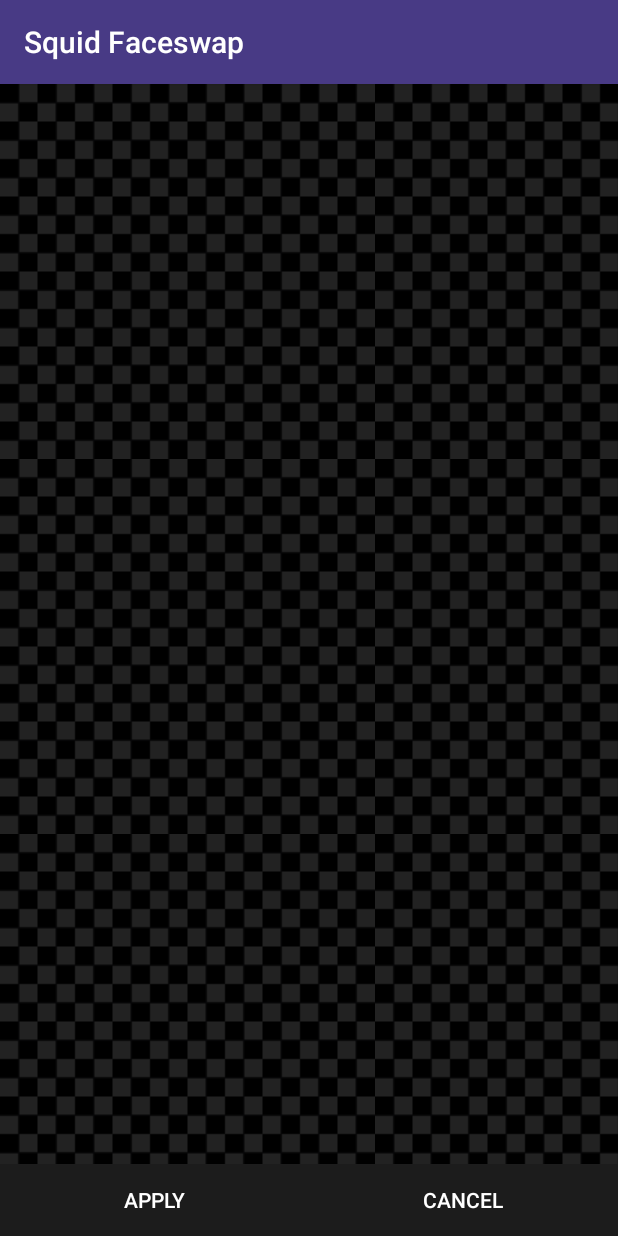
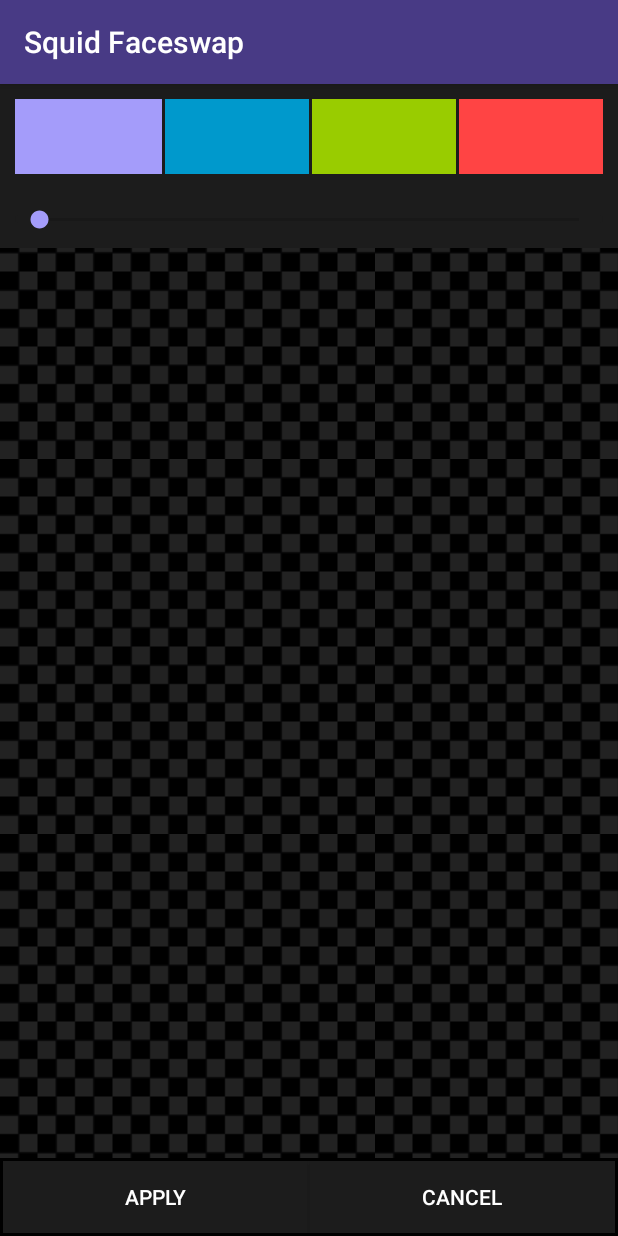
Before and after one commit to Maxx730/squidswap, an Android app: the GenericEditorActivity screen opened directly, with no data from a screen before it, on a phone screen of 412 x 824 dp. Run offline under Robolectric (Android 15) with nearby library versions, the phone set to English and light mode, and no system bars; 5 statements that could not run were skipped.

Commit message:
updating and optimizations

```diff
--- a/app/src/main/java/com/kinghorn/app/squidfaceswap/GenericEditorActivity.java
+++ b/app/src/main/java/com/kinghorn/app/squidfaceswap/GenericEditorActivity.java
@@ -1,13 +1,32 @@
 package com.kinghorn.app.squidfaceswap;
 
+import android.content.Intent;
+import android.graphics.Bitmap;
+import android.net.Uri;
 import android.os.Bundle;
 import android.support.annotation.Nullable;
 import android.support.v7.app.AppCompatActivity;
+import android.view.LayoutInflater;
+import android.view.MotionEvent;
+import android.view.View;
+import android.widget.Button;
+import android.widget.LinearLayout;
+import android.widget.RelativeLayout;
+import android.widget.SeekBar;
+import android.widget.Toast;
+
+import java.io.FileNotFoundException;
 
 //Generic activity class that will be loaded everytime a tool to
 //manipulate the image is clicked, the images that will be shown
 //are based on the tool they want to use.
 public class GenericEditorActivity extends AppCompatActivity{
+
+    private static int context;
+    private Button suc_btn,can_btn;
+    private Uri focusedUri;
+    private Bitmap focusedBitmap;
+    private SquidFileService fil;
 
     @Override
     protected void onCreate(@Nullable Bundle savedInstanceState) {
@@ -15,5 +34,115 @@ public class GenericEditorActivity extends AppCompatActivity{
 
         //Switch different layouts based on the chosen activity.
         setContentView(R.layout.generic_editor_layout);
+
+        //Init the objects we need.
+        fil = new SquidFileService(getApplicationContext());
+
+        Intent prev = getIntent();
+        //Get the context of why this activity was opened and react accordingly to the
+        //context integer.
+        context = prev.getExtras().getInt("SquidContext");
+        focusedUri = Uri.parse(prev.getExtras().getString("FocusedBitmap"));
+
+        try {
+            focusedBitmap = fil.open_first(focusedUri);
+
+            //Initialize the rest of the editor if the file that was sent has been found.
+            init_painter();
+
+            //Initialize the elements we need.
+            init_bottom_btns();
+        } catch (FileNotFoundException e) {
+            Toast.makeText(getApplicationContext(),"Error opening chosen file...",Toast.LENGTH_SHORT).show();
+
+            Intent bac = new Intent(getApplicationContext(),SquidSwapMain.class);
+            startActivity(bac);
+        }
+    }
+
+    //Initializes the bottom buttons based on the context of the editor.
+    private void init_bottom_btns(){
+        suc_btn = (Button) findViewById(R.id.editor_apply);
+        can_btn = (Button) findViewById(R.id.editor_cancel);
+
+        suc_btn.setOnClickListener(new View.OnClickListener() {
+            @Override
+            public void onClick(View view) {
+
+            }
+        });
+
+        can_btn.setOnClickListener(new View.OnClickListener() {
+            @Override
+            public void onClick(View view) {
+                Intent bac = new Intent(getApplicationContext(),SquidSwapMain.class);
+                bac.putExtra("FocusedUri",focusedUri.toString());
+                startActivity(bac);
+            }
+        });
+    }
+
+    //Initializes the painting tool within this layout.
+    private void init_painter(){
+        SquidCanvas c = new SquidCanvas(getApplicationContext(),new SquidBitmapData(getApplicationContext()));
+        final SquidPainter p = new SquidPainter(getApplicationContext());
+        LayoutInflater l = getLayoutInflater();
+        LinearLayout tools = (LinearLayout) l.inflate(R.layout.squid_paint_tools,null);
+        LinearLayout.LayoutParams par = new LinearLayout.LayoutParams(LinearLayout.LayoutParams.MATCH_PARENT,LinearLayout.LayoutParams.WRAP_CONTENT);
+        RelativeLayout r = (RelativeLayout) findViewById(R.id.canvas_layout);
+        SeekBar bar = tools.findViewById(R.id.brush_size);
+
+        tools.setLayoutParams(par);
+
+        c.set_img(focusedBitmap);
+        c.invalidate();
+
+        //Add our canvases to the layout.
+        r.addView(c);
+        r.addView(p);
+        r.addView(tools);
+
+        //Set the touch events for the paint canvas.
+        p.setOnTouchListener(new View.OnTouchListener() {
+            @Override
+            public boolean onTouch(View view, MotionEvent motionEvent) {
+                switch(motionEvent.getAction()){
+                    case MotionEvent.ACTION_DOWN:
+                        p.set_path_start(motionEvent.getX(),motionEvent.getY());
+                        break;
+                    case MotionEvent.ACTION_MOVE:
+                        p.move_path_to(motionEvent.getX(),motionEvent.getY());
+                        break;
+                    case MotionEvent.ACTION_UP:
+                        p.move_path_to(motionEvent.getX(),motionEvent.getY());
+                        p.end_path();
+                        break;
+                }
+
+                p.invalidate();
+                return true;
+            }
+        });
+
+        //Brush size events are listened to here.
+        bar.setOnSeekBarChangeListener(new SeekBar.OnSeekBarChangeListener() {
+            @Override
+            public void onProgressChanged(SeekBar seekBar, int i, boolean b) {
+                p.set_stroke_width(i);
+                p.invalidate();
+            }
+
+            @Override
+            public void onStartTrackingTouch(SeekBar seekBar) {
+                p.width_change = true;
+                p.invalidate();
+            }
+
+            @Override
+            public void onStopTrackingTouch(SeekBar seekBar) {
+                p.width_change = false;
+                p.invalidate();
+            }
+        });
     }
 }
--- a/app/src/main/java/com/kinghorn/app/squidfaceswap/SquidCanvas.java
+++ b/app/src/main/java/com/kinghorn/app/squidfaceswap/SquidCanvas.java
@@ -46,11 +46,6 @@ public class SquidCanvas extends View{
     //Selection data points.
     private int start_x,start_y,end_x,end_y;
 
-    //Constructor
-    //
-    //
-    @TargetApi(Build.VERSION_CODES.JELLY_BEAN)
-    @RequiresApi(api = Build.VERSION_CODES.JELLY_BEAN)
     public SquidCanvas(Context con, SquidBitmapData f){
         super(con);
         //Set our variables.
--- a/app/src/main/java/com/kinghorn/app/squidfaceswap/SquidEditorUi.java
+++ b/app/src/main/java/com/kinghorn/app/squidfaceswap/SquidEditorUi.java
@@ -224,10 +224,10 @@ public class SquidEditorUi {
             public void onClick(View view) {
                 if(eraser){
                     eraser_toggle.setBackgroundColor(ContextCompat.getColor(c,R.color.black_back));
-                    pain.set_erase(false);
+
                 }else{
                     eraser_toggle.setBackgroundColor(ContextCompat.getColor(c,R.color.colorPrimary));
-                    pain.set_erase(true);
+
                 }
             }
         });
--- a/app/src/main/res/layout/generic_editor_layout.xml
+++ b/app/src/main/res/layout/generic_editor_layout.xml
@@ -9,18 +9,28 @@
         android:layout_width="match_parent"
         android:layout_height="match_parent">
 
-        <RelativeLayout
+        <LinearLayout
             android:layout_width="match_parent"
-            android:layout_height="match_parent">
+            android:layout_height="match_parent"
+            android:orientation="vertical">
 
-        </RelativeLayout>
+            <RelativeLayout
+                android:id="@+id/canvas_layout"
+                android:layout_width="match_parent"
+                android:layout_height="wrap_content">
+
+            </RelativeLayout>
+
+        </LinearLayout>
 
         <LinearLayout
             android:id="@+id/editor_confirm_btns"
             android:layout_width="match_parent"
             android:layout_height="wrap_content"
             android:layout_gravity="bottom"
-            android:orientation="vertical">
+            android:background="@android:color/black"
+            android:orientation="vertical"
+            android:padding="2dp">
 
             <LinearLayout
                 android:layout_width="match_parent"
@@ -32,6 +42,7 @@
                     android:id="@+id/editor_apply"
                     android:layout_width="wrap_content"
                     android:layout_height="wrap_content"
+                    android:layout_marginRight="2dp"
                     android:layout_weight="1"
                     android:background="@drawable/squid_ui_btn"
                     android:text="@string/editor_confirm"
@@ -47,6 +58,7 @@
                     android:textColor="@android:color/background_light" />
             </LinearLayout>
         </LinearLayout>
+
     </FrameLayout>
 
 </LinearLayout>
--- /dev/null
+++ b/app/src/main/res/layout/squid_paint_tools.xml
@@ -0,0 +1,65 @@
+<?xml version="1.0" encoding="utf-8"?>
+<LinearLayout xmlns:android="http://schemas.android.com/apk/res/android"
+    android:layout_width="match_parent"
+    android:layout_height="wrap_content"
+    android:background="@color/black_back"
+    android:orientation="vertical">
+
+    <LinearLayout
+        android:id="@+id/color_choices"
+        android:layout_width="match_parent"
+        android:layout_height="wrap_content"
+        android:orientation="horizontal"
+        android:padding="10dp">
+
+        <RelativeLayout
+            android:layout_width="match_parent"
+            android:layout_height="match_parent"
+            android:layout_weight=".25"
+            android:background="@color/colorAccent">
+
+        </RelativeLayout>
+
+        <RelativeLayout
+            android:layout_width="match_parent"
+            android:layout_height="match_parent"
+            android:layout_marginLeft="2dp"
+            android:layout_weight=".25"
+            android:background="@android:color/holo_blue_dark">
+
+        </RelativeLayout>
+
+        <RelativeLayout
+            android:layout_width="match_parent"
+            android:layout_height="match_parent"
+            android:layout_marginLeft="2dp"
+            android:layout_weight=".25"
+            android:background="@android:color/holo_green_light">
+
+        </RelativeLayout>
+
+        <RelativeLayout
+            android:layout_width="match_parent"
+            android:layout_height="50dp"
+            android:layout_marginLeft="2dp"
+            android:layout_weight=".25"
+            android:background="@android:color/holo_red_light">
+
+        </RelativeLayout>
+    </LinearLayout>
+
+    <LinearLayout
+        android:layout_width="match_parent"
+        android:layout_height="match_parent"
+        android:layout_marginTop="1dp"
+        android:orientation="vertical"
+        android:padding="10dp">
+
+        <SeekBar
+            android:id="@+id/brush_size"
+            android:layout_width="match_parent"
+            android:layout_height="wrap_content"
+            android:background="@drawable/blur_seeker"
+            android:backgroundTint="@color/black_back" />
+    </LinearLayout>
+</LinearLayout>
```
Also changed, not shown: app/src/main/java/com/kinghorn/app/squidfaceswap/SquidPainter.java (+2 -15 lines), app/src/main/java/com/kinghorn/app/squidfaceswap/SquidSwapMain.java (+29 -2 lines), app/src/main/res/drawable/ic_save_black_24dp.xml (+3 -8 lines), app/src/main/res/layout/activity_squid_swap_main.xml (+15 -0 lines).
